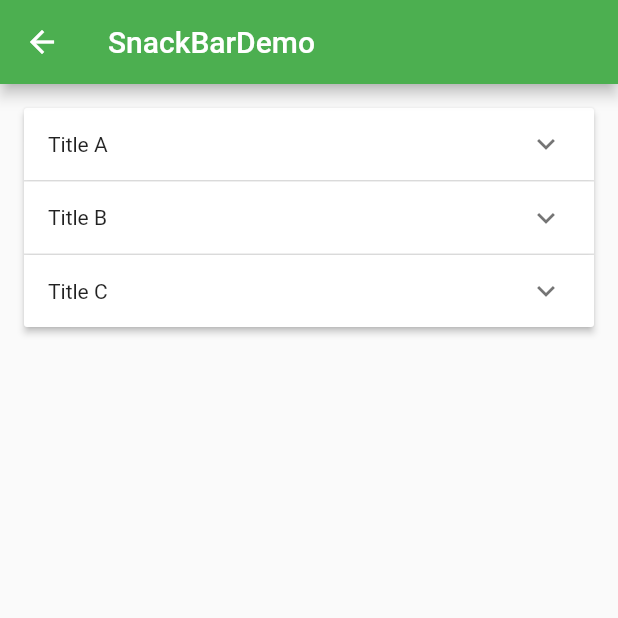
After one commit to effortwdh/test_flutter, a Flutter app: the screen it shows after launch, after a tap on "SnackBarDemo", on a phone screen of 412 x 824 dp, the top half of it. The commit adds this screen. Run offline on Flutter 3.47's test engine with Material 2 defaults, Android fonts, the phone set to English and light mode, and no system bars.

Commit message:
kechen12

```diff
--- /dev/null
+++ b/lib/demo/SnackBar_dialog_demo.dart
@@ -0,0 +1,114 @@
+import 'package:flutter/material.dart';
+import 'dart:async';
+class ExpansionPannelItem{
+  final String headerText;
+  final Widget body;
+  bool isExpanded;
+  ExpansionPannelItem({
+    this.headerText,
+    this.body,
+    this.isExpanded,
+});
+
+}
+class SnackBarDemo extends StatefulWidget{
+  @override
+  State<StatefulWidget> createState() {
+    return _SnackBarDemoState();
+  }
+}
+
+class _SnackBarDemoState extends State<SnackBarDemo>{
+  bool _expand = false;
+  List<ExpansionPannelItem> _expansionPannelItems;
+  @override
+  void initState() {
+    super.initState();
+    _expansionPannelItems = <ExpansionPannelItem>[
+      ExpansionPannelItem(
+        headerText: 'Title A',
+        isExpanded:  false,
+        body: Container(
+          padding: EdgeInsets.all(16),
+          width: double.infinity,
+          child: Text('test1 A'),
+        ),
+      ),ExpansionPannelItem(
+        headerText: 'Title B',
+        isExpanded:  false,
+        body: Container(
+          padding: EdgeInsets.all(16),
+          width: double.infinity,
+          child: Text('test1 B'),
+        ),
+      ),ExpansionPannelItem(
+        headerText: 'Title C',
+        isExpanded:  false,
+        body: Container(
+          padding: EdgeInsets.all(16),
+          width: double.infinity,
+          child: Text('test1 C'),
+        ),
+      )
+    ];
+  }
+  @override
+  Widget build(BuildContext context) {
+    return Scaffold(
+      appBar: AppBar(
+        title: Text('SnackBarDemo'),
+
+      ),
+      body: Container(
+        padding: EdgeInsets.all(16),
+        child: Column(
+            children: <Widget>[
+              //SnakeBarButton(),
+              ExpansionPanelList(
+                //设置回调 执行打开列表收缩列表
+                expansionCallback: (int index,bool isExpanded){
+                  setState(() {
+                    _expansionPannelItems[index].isExpanded = !_expansionPannelItems[index].isExpanded;
+                  });
+                },
+                children: _expansionPannelItems.map(
+                    (ExpansionPannelItem item){
+                      return ExpansionPanel(
+                        isExpanded: item.isExpanded,
+                        body: item.body,
+                        headerBuilder: (BuildContext context,bool isExpanded){
+                          return Container(
+                            padding: EdgeInsets.all(16),
+                            child: Text(item.headerText),);
+                        }
+                      );
+                    }
+                ).toList(),
+
+                )
+
+            ],
+        ),
+
+      ),
+    );
+  }
+}
+class SnakeBarButton extends StatelessWidget{
+  @override
+  Widget build(BuildContext context) {
+    return FlatButton(
+      child: Text('Button'),
+      onPressed: (){
+        Scaffold.of(context).showSnackBar(
+            SnackBar(
+              content:Text('Processing'),
+              action: SnackBarAction(
+                label: 'OK',
+                onPressed: (){},
+              ),
+            ));
+      },
+    );
+  }
+}
--- a/lib/demo/from_demo.dart
+++ b/lib/demo/from_demo.dart
@@ -1,10 +1,14 @@
 import 'package:flutter/material.dart';
+import 'package:ninghao_flutter/demo/simple_dialog_demo.dart';
 
 class FromDemo extends StatelessWidget {
   @override
   Widget build(BuildContext context) {
     //基本的页面结构
     return Scaffold(
+      appBar: AppBar(
+        title: Text('Register'),
+      ),
         body: Theme(
       //重新定义应用的主题
       data: Theme.of(context).copyWith(
@@ -13,6 +17,7 @@ class FromDemo extends StatelessWidget {
       child: Container(
         padding: EdgeInsets.all(16.0),
         child: Column(
+
           mainAxisAlignment: MainAxisAlignment.center,
           children: <Widget>[
             //添加文本框
--- a/lib/demo/material_components.dart
+++ b/lib/demo/material_components.dart
@@ -1,5 +1,12 @@
 import 'package:flutter/material.dart';
 import 'popup_menu_button_demo.dart';
+import 'simple_dialog_demo.dart';
+import 'alert_dialog_demo.dart';
+import 'bottom_sheet_dialog_demo.dart';
+import 'SnackBar_dialog_demo.dart';
+import 'from_demo.dart';
+import 'checkbox_demo.dart';
+import 'date_time_demo.dart';
 class MaterialComponents extends StatelessWidget{
   @override
   Widget build(BuildContext context) {
@@ -13,6 +20,13 @@ class MaterialComponents extends StatelessWidget{
           ListItem(title: 'FloactionButton',pageWidget: FloatingActionButtonDemo(),),
           ListItem(title: 'ButtonDemo',pageWidget: ButtonDemo(),),
           ListItem(title: 'popupMenuButton',pageWidget: PopupMenuButtonDemo(),),
+          ListItem(title: 'simpleDialogDemo',pageWidget: SimpleDialogDemo(),),
+          ListItem(title: 'AlertDialogDemo',pageWidget: AlertDialogDemo(),),
+          ListItem(title: 'BottomSheetDemo',pageWidget: BottomSheetDemo(),),
+          ListItem(title: 'SnackBarDemo',pageWidget: SnackBarDemo(),),
+          ListItem(title: 'From',pageWidget: FromDemo(),),
+          ListItem(title: 'CheckBoxDemo',pageWidget: CheckBoxDemo(),),
+          ListItem(title: 'DataTimeDemo',pageWidget: DataTimeDemo(),),
         ],
       ),
     );
--- a/pubspec.yaml
+++ b/pubspec.yaml
@@ -19,6 +19,7 @@ environment:
 dependencies:
   flutter:
     sdk: flutter
+  intl: 0.16.1
 
   # The following adds the Cupertino Icons font to your application.
   # Use with the CupertinoIcons class for iOS style icons.
```
Also changed, not shown: lib/demo/alert_dialog_demo.dart (added, +82 -0 lines), lib/demo/bottom_sheet_dialog_demo.dart (added, +82 -0 lines), lib/demo/checkbox_demo.dart (added, +137 -0 lines), lib/demo/date_time_demo.dart (added, +80 -0 lines), lib/demo/simple_dialog_demo.dart (added, +89 -0 lines), pubspec.lock.
